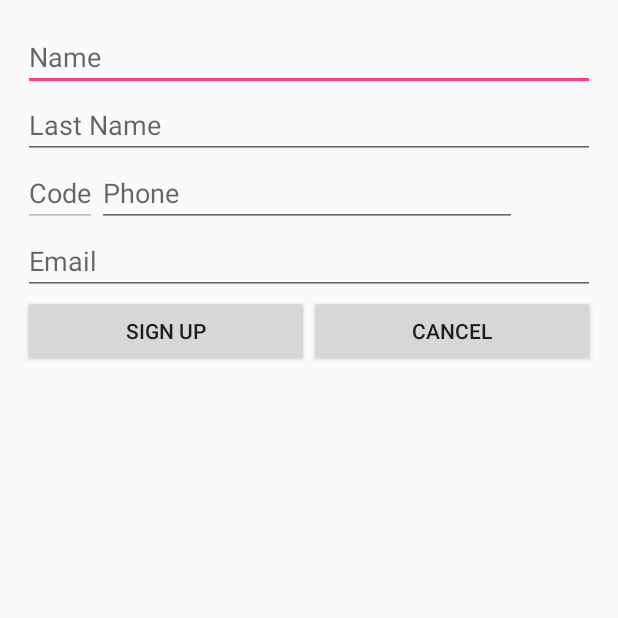
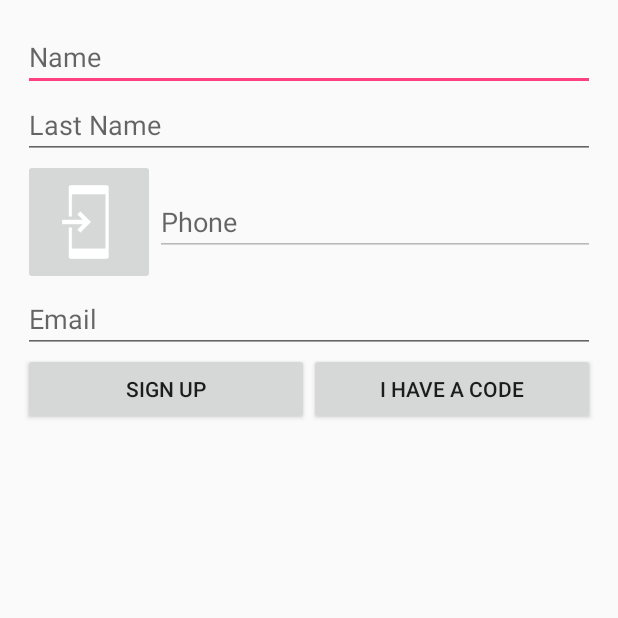
Before and after one commit to UntitleDevApp/MonitoreoFamiliar, an Android app: the screen it shows after launch (SignUpActivity), after a tap on "SIGN UP", on a phone screen of 412 x 824 dp, the top half of it. Run offline under Robolectric (Android 15) with nearby library versions, the phone set to English and light mode, and no system bars; 1 statement that could not run was skipped.

Commit message:
Cambios en login (codigo)

```diff
--- a/app/build.gradle
+++ b/app/build.gradle
@@ -30,4 +30,5 @@ dependencies {
     implementation project(':untitledev_module')
     implementation 'com.android.support:design:26.1.0'
     implementation 'com.google.code.gson:gson:2.2.4'
+    implementation 'com.google.android.gms:play-services-auth:11.8.0'
 }
--- a/app/src/main/java/com/untitledev/monitoreofamiliar/activities/LoginActivity.java
+++ b/app/src/main/java/com/untitledev/monitoreofamiliar/activities/LoginActivity.java
@@ -35,6 +35,7 @@ public class LoginActivity extends AppCompatActivity{
     private EditText etLoginPassword;
     private ApplicationPreferences appPreferences;
     private QueriesController queriesController;
+    private String phone;
     @Override
     protected void onCreate(Bundle savedInstanceState) {
         super.onCreate(savedInstanceState);
@@ -42,6 +43,9 @@ public class LoginActivity extends AppCompatActivity{
         appPreferences = new ApplicationPreferences();
         queriesController = new QueriesController(getApplicationContext());
         bindUI();
+        mIntent = this.getIntent();
+        phone = mIntent.getStringExtra("phone");
+        etLoginPhone.setText(phone);
     }
 
     private void bindUI(){
--- a/app/src/main/java/com/untitledev/monitoreofamiliar/activities/SignUpActivity.java
+++ b/app/src/main/java/com/untitledev/monitoreofamiliar/activities/SignUpActivity.java
@@ -1,6 +1,9 @@
 package com.untitledev.monitoreofamiliar.activities;
 
+import android.app.PendingIntent;
 import android.content.Intent;
+import android.content.IntentSender;
+import android.support.annotation.NonNull;
 import android.support.v7.app.AppCompatActivity;
 import android.os.Bundle;
 import android.text.TextUtils;
@@ -9,25 +12,39 @@ import android.util.Patterns;
 import android.view.View;
 import android.widget.Button;
 import android.widget.EditText;
+import android.widget.ImageButton;
 import android.widget.Toast;
 
+import com.google.android.gms.auth.api.Auth;
+import com.google.android.gms.auth.api.credentials.Credential;
+import com.google.android.gms.auth.api.credentials.CredentialPickerConfig;
+import com.google.android.gms.auth.api.credentials.Credentials;
+import com.google.android.gms.auth.api.credentials.CredentialsClient;
+import com.google.android.gms.auth.api.credentials.HintRequest;
+import com.google.android.gms.common.ConnectionResult;
+import com.google.android.gms.common.api.GoogleApiClient;
 import com.untitledev.monitoreofamiliar.R;
 import com.untitledev.untitledev_module.controllers.UserController;
 import com.untitledev.untitledev_module.entities.User;
 import com.untitledev.untitledev_module.httpmethods.Response;
 import com.untitledev.untitledev_module.services.UsersService;
 import com.untitledev.untitledev_module.utilities.DeviceProperties;
+import com.untitledev.untitledev_module.utilities.Functions;
 
 import org.json.JSONException;
 
-public class SignUpActivity extends AppCompatActivity implements View.OnClickListener{
+public class SignUpActivity extends AppCompatActivity implements View.OnClickListener, GoogleApiClient.OnConnectionFailedListener {
+    private static final int RESOLVE_HINT = 12 ;
     private EditText etSignUpName;
     private EditText etSignUpLastName;
     private EditText etSignUpPhone;
     private EditText etSignUpEmail;
-    private EditText etSignUpCountryCode;
+    //private EditText etSignUpCountryCode;
     private Button btnSignUp;
     private Button btnSignUpCancel;
+    private ImageButton ibPhone;
+    private Intent mIntent;
+    private GoogleApiClient mGoogleApiClient;
 
     @Override
     protected void onCreate(Bundle savedInstanceState) {
@@ -35,10 +52,16 @@ public class SignUpActivity extends AppCompatActivity implements View.OnClickLis
         setContentView(R.layout.activity_sign_up);
         bindUI();
         etSignUpPhone.setText(DeviceProperties.getPhoneNumber(getApplicationContext()));
-        etSignUpCountryCode.setText(DeviceProperties.getCountryCode(getApplicationContext()));
+        //etSignUpCountryCode.setText(DeviceProperties.getCountryCode(getApplicationContext()));
         btnSignUp.setOnClickListener(this);
         btnSignUpCancel.setOnClickListener(this);
-
+        ibPhone.setOnClickListener(this);
+// Create a GoogleApiClient instance
+        mGoogleApiClient = new GoogleApiClient.Builder(this)
+                .enableAutoManage(this /* FragmentActivity */,
+                        this /* OnConnectionFailedListener */)
+                .addApi(Auth.CREDENTIALS_API)
+                .build();
     }
 
     private void bindUI(){
@@ -46,9 +69,10 @@ public class SignUpActivity extends AppCompatActivity implements View.OnClickLis
         etSignUpLastName = (EditText) findViewById(R.id.etSignUpLastName);
         etSignUpPhone = (EditText) findViewById(R.id.etSignUpPhone);
         etSignUpEmail = (EditText) findViewById(R.id.etSignUpEmail);
-        etSignUpCountryCode = (EditText) findViewById(R.id.etSignUpCountryCode);
+        //etSignUpCountryCode = (EditText) findViewById(R.id.etSignUpCountryCode);
         btnSignUp = (Button) findViewById(R.id.btnSignUp);
         btnSignUpCancel = (Button) findViewById(R.id.btnSignUpCancel);
+        ibPhone = (ImageButton) findViewById(R.id.ibPhone);
     }
 
     private boolean isEmptyInputUser(String name, String lastName, String phone, String email){
@@ -93,6 +117,9 @@ public class SignUpActivity extends AppCompatActivity implements View.OnClickLis
                                     break;
                                 case 400:
                                     Toast.makeText(getApplicationContext(), R.string.message_error_saving, Toast.LENGTH_SHORT).show();
+                                    break;
+                                case 409:
+                                    Toast.makeText(getApplicationContext(), R.string.message_duplicate, Toast.LENGTH_SHORT).show();
                                     break;
                                 default:
                             }
@@ -139,20 +166,77 @@ public class SignUpActivity extends AppCompatActivity implements View.OnClickLis
         etSignUpEmail.setText("");
     }
 
+
+    // Construct a request for phone numbers and show the picker
+    private void requestHint() {
+        CredentialsClient mCredentialsClient;
+
+// ...
+
+        mCredentialsClient = Credentials.getClient(this);
+
+
+        HintRequest hintRequest = new HintRequest.Builder()
+                .setPhoneNumberIdentifierSupported(true)
+
+                .build();
+
+        PendingIntent intent = Auth.CredentialsApi.getHintPickerIntent(mGoogleApiClient, hintRequest);
+        try {
+            startIntentSenderForResult(intent.getIntentSender(), RESOLVE_HINT, null, 0, 0, 0);
+        } catch (IntentSender.SendIntentException e) {
+            e.printStackTrace();
+        }
+    }
+
+    // Obtain the phone number from the result
+    @Override
+    public void onActivityResult(int requestCode, int resultCode, Intent data) {
+        super.onActivityResult(requestCode, resultCode, data);
+        if (requestCode == RESOLVE_HINT) {
+            if (resultCode == RESULT_OK) {
+                Bundle extras = data.getExtras();
+                Credential credential = data.getParcelableExtra(Credential.EXTRA_KEY);
+                Log.i("CustomTag", "ID: " + credential.getId());
+                etSignUpPhone.setText(credential.getId());
+                // credential.getId();  <-- will need to process phone number string
+            }
+        }
+    }
+
     @Override
     public void onClick(View v) {
-        switch (v.getId()){
+
+
+        String phone = etSignUpPhone.getText().toString();
+        CharSequence test = "     ";
+        Log.i("CustomTag", "Empty: "+ (test.length()==0) );
+        if (Functions.isEmptyString(phone)){
+            Toast.makeText(getApplicationContext(), R.string.message_empty_input, Toast.LENGTH_SHORT).show();
+        }else {
+            switch (v.getId()) {
                 case R.id.btnSignUp:
                     String name = etSignUpName.getText().toString();
                     String lastName = etSignUpLastName.getText().toString();
-                String phone = etSignUpPhone.getText().toString();
-                String email= etSignUpEmail.getText().toString();
+                    String email = etSignUpEmail.getText().toString();
                     addUser(name, lastName, phone, email);
                     break;
                 case R.id.btnSignUpCancel:
-                Intent intent = new Intent(getApplicationContext(), LoginActivity.class);
-                startActivity(intent);
+                    mIntent = new Intent(getApplicationContext(), LoginActivity.class);
+                    mIntent.putExtra("phone", phone);
+                    startActivity(mIntent);
+                    this.finish();
                     break;
+
+                case R.id.ibPhone:
+                    requestHint();
+                default:
             }
         }
     }
+
+    @Override
+    public void onConnectionFailed(@NonNull ConnectionResult connectionResult) {
+
+    }
+}
--- a/app/src/main/res/layout-land/activity_sign_up.xml
+++ b/app/src/main/res/layout-land/activity_sign_up.xml
@@ -23,21 +23,22 @@
             android:layout_height="wrap_content"
             android:hint="@string/last_name" />
         <LinearLayout
-            android:layout_width="wrap_content"
+            android:layout_width="match_parent"
             android:layout_height="wrap_content"
             android:orientation="horizontal">
+            <ImageButton
+                android:id="@+id/ibPhone"
+                android:layout_width="wrap_content"
+                android:layout_height="wrap_content"
+                android:src="@drawable/common_full_open_on_phone"
+                />
             <EditText
-                android:id="@+id/etSignUpCountryCode"
+                android:id="@+id/etSignUpPhone"
                 android:layout_width="match_parent"
                 android:layout_height="wrap_content"
-                android:hint="@string/country_code"
-                android:inputType="text"
-                android:enabled="false"/>
-            <EditText
-                android:id="@+id/etSignUpPhone"
-                android:layout_width="280dp"
-                android:layout_height="wrap_content"
                 android:hint="@string/phone"
+                android:layout_gravity="center_vertical"
+                android:enabled="false"
                 android:inputType="phone" />
         </LinearLayout>
 
@@ -64,7 +65,8 @@
                 android:layout_width="0dp"
                 android:layout_height="wrap_content"
                 android:layout_weight="1"
-                android:text="@string/cancel" />
+                android:text="@string/have_code" />
+
         </LinearLayout>
     </LinearLayout>
 </ScrollView>
--- a/app/src/main/res/layout/activity_sign_up.xml
+++ b/app/src/main/res/layout/activity_sign_up.xml
@@ -25,21 +25,23 @@
             android:layout_height="wrap_content"
             android:hint="@string/last_name" />
         <LinearLayout
-            android:layout_width="wrap_content"
+            android:layout_width="match_parent"
             android:layout_height="wrap_content"
             android:orientation="horizontal">
+            <ImageButton
+                android:id="@+id/ibPhone"
+                android:layout_width="wrap_content"
+                android:layout_height="wrap_content"
+                android:src="@drawable/common_full_open_on_phone"
+
+                />
             <EditText
-                android:id="@+id/etSignUpCountryCode"
+                android:layout_gravity="center_vertical"
+                android:id="@+id/etSignUpPhone"
                 android:layout_width="match_parent"
                 android:layout_height="wrap_content"
-                android:hint="@string/country_code"
-                android:inputType="text"
-                android:enabled="false"/>
-            <EditText
-                android:id="@+id/etSignUpPhone"
-                android:layout_width="280dp"
-                android:layout_height="wrap_content"
                 android:hint="@string/phone"
+                android:enabled="false"
                 android:inputType="phone" />
         </LinearLayout>
 
@@ -67,7 +69,7 @@
                 android:layout_width="0dp"
                 android:layout_height="wrap_content"
                 android:layout_weight="1"
-                android:text="@string/cancel" />
+                android:text="@string/have_code" />
         </LinearLayout>
     </LinearLayout>
 
--- a/app/src/main/res/values/strings.xml
+++ b/app/src/main/res/values/strings.xml
@@ -40,4 +40,6 @@
 
     <!-- TODO: Remove or change this placeholder text -->
     <string name="hello_blank_fragment">Hello blank fragment</string>
+    <string name="message_duplicate">The phone number you have entered is already registered, try another please</string>
+    <string name="have_code">I have a code</string>
 </resources>
--- a/untitledev_module/src/main/java/com/untitledev/untitledev_module/httpmethods/methods/MethodGET.java
+++ b/untitledev_module/src/main/java/com/untitledev/untitledev_module/httpmethods/methods/MethodGET.java
@@ -1,6 +1,7 @@
 package com.untitledev.untitledev_module.httpmethods.methods;
 
 import android.os.AsyncTask;
+import android.util.Log;
 
 import com.untitledev.untitledev_module.httpmethods.Response;
 import com.untitledev.untitledev_module.utilities.Conf;
@@ -28,6 +29,7 @@ public class MethodGET extends AsyncTask<String, String, Response> {
     @Override
     protected Response doInBackground(String... vars) {
         String sURL = vars[0];
+        Log.i("Monitoreo Method GET", sURL);
         HttpURLConnection hURLConnection = null;
         Response mResponse = new Response();
         try {
@@ -50,6 +52,8 @@ public class MethodGET extends AsyncTask<String, String, Response> {
             bReader.close();
             mResponse.setHttpCode(hURLConnection.getResponseCode());
             mResponse.setBodyString(sBuilder.toString());
+
+            Log.i("Monitoreo Method GET", "Status code: " + mResponse.getHttpCode());
         } catch (Exception e) {
             e.printStackTrace();
         } finally {
--- a/untitledev_module/src/main/java/com/untitledev/untitledev_module/httpmethods/methods/MethodPOST.java
+++ b/untitledev_module/src/main/java/com/untitledev/untitledev_module/httpmethods/methods/MethodPOST.java
@@ -1,6 +1,7 @@
 package com.untitledev.untitledev_module.httpmethods.methods;
 
 import android.os.AsyncTask;
+import android.util.Log;
 
 import com.untitledev.untitledev_module.httpmethods.Response;
 import com.untitledev.untitledev_module.utilities.Conf;
@@ -35,6 +36,9 @@ public class MethodPOST extends AsyncTask<String, String, Response> {
     protected Response doInBackground(String... vars) {
         String sURL = vars[0];
         String mBody = vars[1];
+        Log.i("Monitoreo Method POST", sURL);
+        Log.i("Monitoreo Method POST", mBody);
+
         HttpURLConnection hURLConnection = null;
         Response mResponse = new Response();
         try {
@@ -55,6 +59,8 @@ public class MethodPOST extends AsyncTask<String, String, Response> {
             dOutputStream.writeBytes(mBody);
             dOutputStream.flush();
             mResponse.setHttpCode(hURLConnection.getResponseCode());
+            Log.i("Monitoreo Method POST", "Status code: " + mResponse.getHttpCode());
+
             if (mResponse.getHttpCode()==201) {
                 try {
                     BufferedReader bReader = new BufferedReader(new InputStreamReader(hURLConnection.getInputStream()));
--- a/untitledev_module/src/main/java/com/untitledev/untitledev_module/services/UsersService.java
+++ b/untitledev_module/src/main/java/com/untitledev/untitledev_module/services/UsersService.java
@@ -78,11 +78,11 @@ public class UsersService implements MethodPOST.MethodPOSTCallback, MethodGET.Me
         this.context = context;
     }
 
-    public void logInUser(String email, String password) throws JSONException {
+    public void logInUser(String phone, String password) throws JSONException {
         method = "logInUser";
         String URL = URL_BASE + Conf.http_users_login.getPropiedad();
         JSONObject jsonLogInUser = new JSONObject();
-        jsonLogInUser.put("email", email);
+        jsonLogInUser.put("phone", phone);
         jsonLogInUser.put("password", password);
         mPOST = new MethodPOST(this);
         mPOST.execute(URL, jsonLogInUser.toString());
--- a/untitledev_module/src/main/java/com/untitledev/untitledev_module/utilities/DeviceProperties.java
+++ b/untitledev_module/src/main/java/com/untitledev/untitledev_module/utilities/DeviceProperties.java
@@ -66,6 +66,7 @@ public class DeviceProperties {
         }else{
             mTelephonyManager = (TelephonyManager) context.getSystemService(Context.TELEPHONY_SERVICE);
             if (ActivityCompat.checkSelfPermission(context, Manifest.permission.READ_SMS) != PackageManager.PERMISSION_GRANTED && ActivityCompat.checkSelfPermission(context, Manifest.permission.READ_PHONE_STATE) != PackageManager.PERMISSION_GRANTED) {
+                //ActivityCompat.requestPermissions(context, new String[]{Manifest.permission.READ_SMS, Manifest.permission.READ_PHONE_STATE}, 1357);
                 // TODO: Consider calling
                 //    ActivityCompat#requestPermissions
                 // here to request the missing permissions, and then overriding
--- a/untitledev_module/src/main/java/com/untitledev/untitledev_module/utilities/Functions.java
+++ b/untitledev_module/src/main/java/com/untitledev/untitledev_module/utilities/Functions.java
@@ -27,8 +27,11 @@ import java.util.TimeZone;
  * Clase donde se agregan funciones comunes que se utilizan en una aplicación.
  */
 public class Functions {
-
-
+    public static boolean isEmptyString(String str){
+        if (str==null || str.length()==0 || str.trim().length()==0)
+            return true;
+        return false;
+    }
     public static String getCurrentDate(){
         Date date = new Date();
         SimpleDateFormat isoFormat = new SimpleDateFormat("yyyy-MM-dd'T'HH:mm:ss'Z'", Locale.getDefault());
```
Also changed, not shown: untitledev_module/src/main/java/com/untitledev/untitledev_module/utilities/Utils.java (added, +8 -0 lines), 1 other file. Lines whose indentation alone changed are shown as unchanged.
